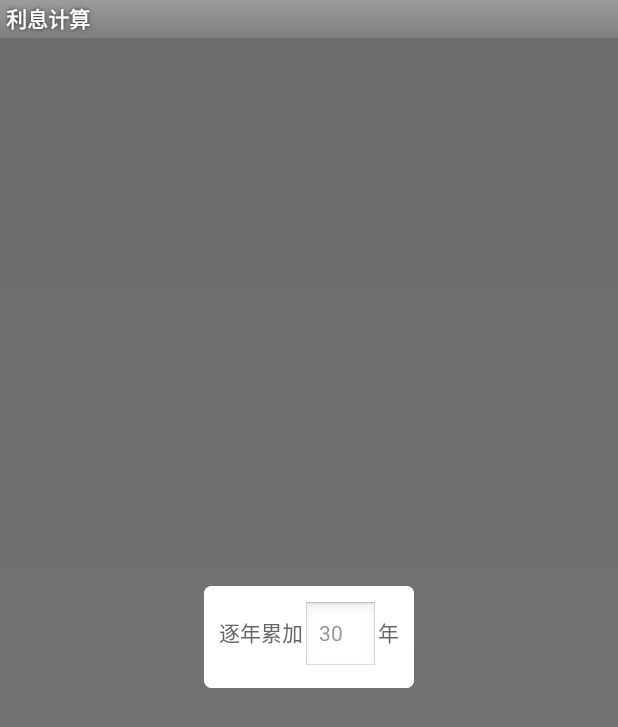
After one commit to liuchonghui/RateCounter, an Android app: the layout add_popupattacher.xml on its own in the app's theme, with its tools: preview values and no code run, on a phone screen of 412 x 824 dp. The commit adds this screen. Shown: the top 727 px of the screen. Run offline under Robolectric (Android 15) with nearby library versions, the phone set to English and light mode, and no system bars.

Commit message:
commit changes

```diff
--- /dev/null
+++ b/RateCounter/app/src/main/res/layout/add_popupattacher.xml
@@ -0,0 +1,57 @@
+<?xml version="1.0" encoding="utf-8"?>
+<RelativeLayout xmlns:android="http://schemas.android.com/apk/res/android"
+    android:layout_width="fill_parent"
+    android:layout_height="fill_parent"
+    android:background="#88000000">
+
+    <RelativeLayout
+        android:id="@+id/popup_animation_layout"
+        android:layout_width="wrap_content"
+        android:layout_height="wrap_content"
+        android:layout_centerInParent="true"
+        android:layout_margin="20dp"
+        android:background="@drawable/gift_pop_bg"
+        android:padding="10dp">
+
+        <LinearLayout
+            android:id="@+id/top_layout"
+            android:layout_width="wrap_content"
+            android:layout_height="wrap_content"
+            android:orientation="horizontal">
+
+            <TextView
+                android:id="@+id/years"
+                android:layout_width="wrap_content"
+                android:layout_height="wrap_content"
+                android:text="逐年累加"
+                android:textColor="#666666"
+                android:textSize="14sp" />
+
+            <EditText
+                android:id="@+id/value"
+                android:layout_width="50dp"
+                android:layout_height="wrap_content"
+                android:layout_centerVertical="true"
+                android:hint="30"
+                android:imeOptions="actionDone"
+                android:inputType="numberDecimal"
+                android:maxLines="1"
+                android:paddingTop="5dp"
+                android:textColor="#666666"
+                android:textColorHint="#999999"
+                android:textSize="14sp" />
+
+            <TextView
+                android:id="@+id/zongjine"
+                android:layout_width="wrap_content"
+                android:layout_height="wrap_content"
+                android:paddingLeft="0dp"
+                android:text="年"
+                android:textColor="#666666"
+                android:textSize="14sp" />
+
+        </LinearLayout>
+
+    </RelativeLayout>
+
+</RelativeLayout>
```
Also changed, not shown: RateCounter/app/src/main/java/tool/ratecounter/android/AddPopupAttacher.java (added, +58 -0 lines), RateCounter/app/src/main/java/tool/ratecounter/android/DonationPopupAttacher.java (+5 -3 lines), RateCounter/app/src/main/java/tool/ratecounter/fragment/MainFragment.java (+27 -7 lines).
